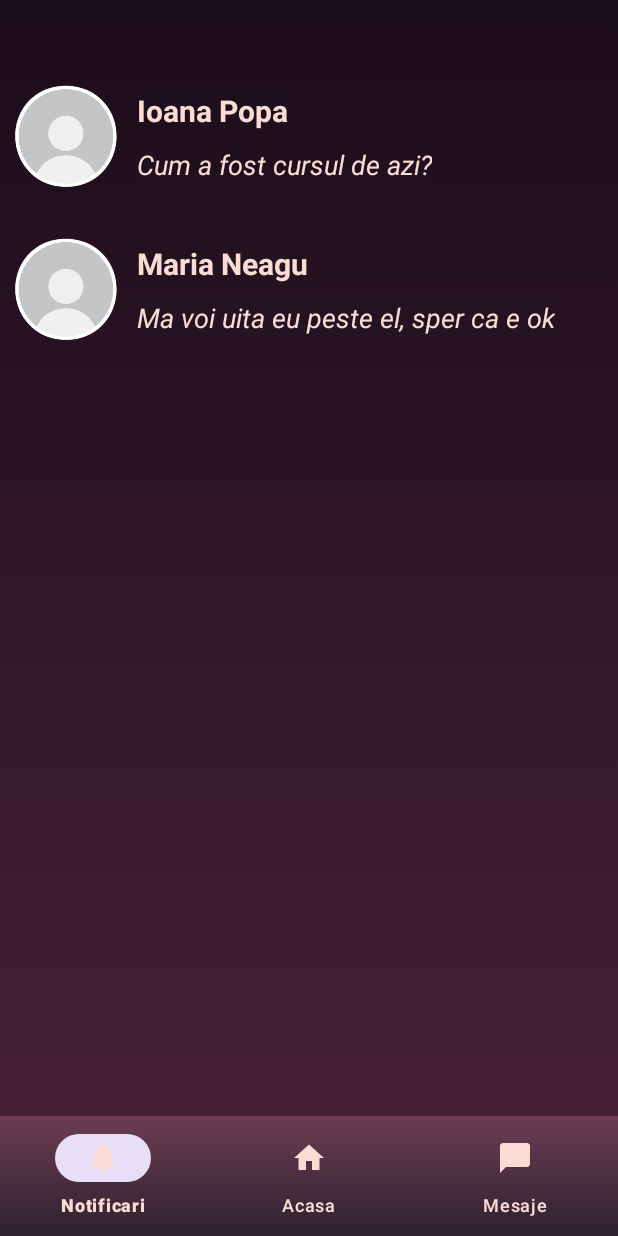
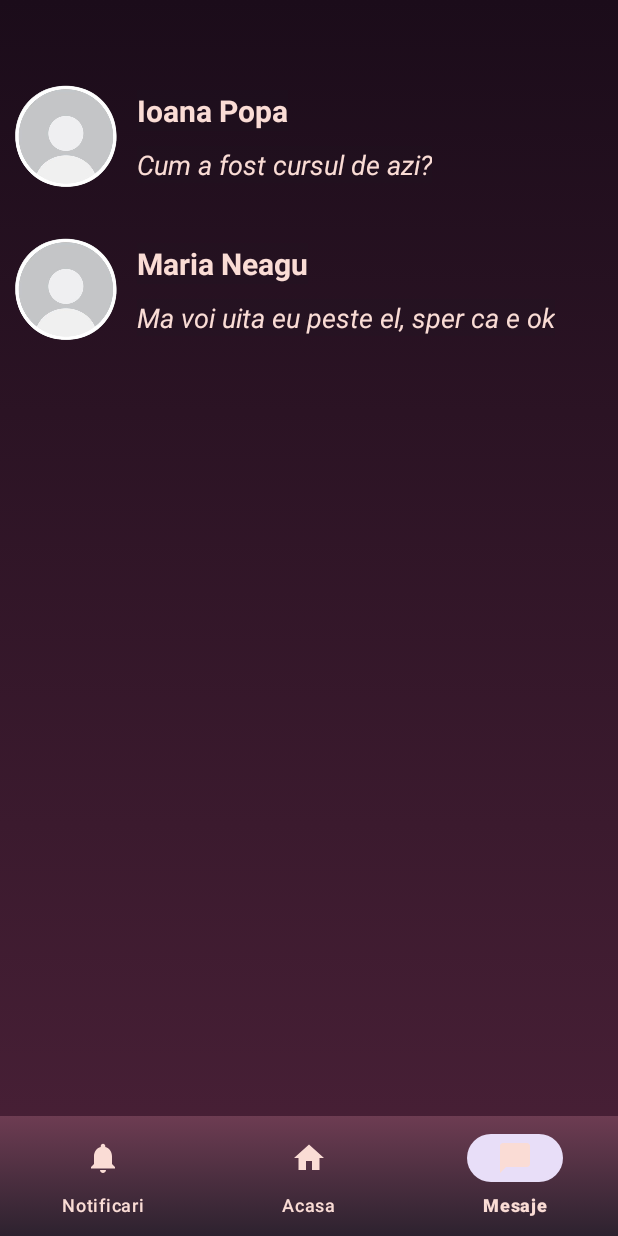
Before and after one commit to AlexandraFrij/LucrareLicenta, an Android app: the ConversationsPage screen opened directly, with no data from a screen before it, on a phone screen of 412 x 824 dp. Run offline under Robolectric (Android 15) with nearby library versions, the phone set to English and light mode, and no system bars.

Commit message:
bara meniu responsive

```diff
--- a/app/src/main/java/com/example/licenta/ConversationsPage.java
+++ b/app/src/main/java/com/example/licenta/ConversationsPage.java
@@ -1,19 +1,43 @@
 package com.example.licenta;
 
+import android.content.Intent;
 import android.os.Bundle;
-
-import androidx.activity.EdgeToEdge;
+import android.view.MenuItem;
+import androidx.annotation.NonNull;
 import androidx.appcompat.app.AppCompatActivity;
-import androidx.core.graphics.Insets;
-import androidx.core.view.ViewCompat;
-import androidx.core.view.WindowInsetsCompat;
+import com.google.android.material.bottomnavigation.BottomNavigationView;
 
 public class ConversationsPage extends AppCompatActivity {
 
     @Override
     protected void onCreate(Bundle savedInstanceState) {
         super.onCreate(savedInstanceState);
-        EdgeToEdge.enable(this);
         setContentView(R.layout.conversations_page);
+
+        BottomNavigationView bottomNavBar = findViewById(R.id.bottom_nav_bar);
+        bottomNavBar.setOnNavigationItemSelectedListener(new BottomNavigationView.OnNavigationItemSelectedListener() {
+            @Override
+            public boolean onNavigationItemSelected(@NonNull MenuItem item) {
+                return onNavigationItemSelectedHandler(item);
+            }
+        });
+
+        bottomNavBar.setSelectedItemId(R.id.messagesBtn);
+    }
+    protected boolean onNavigationItemSelectedHandler(MenuItem item) {
+        if (item.getItemId() == R.id.homeBtn) {
+            startActivity(new Intent(this, HomePage.class));
+            return true;
+
+        } else if (item.getItemId() == R.id.messagesBtn) {
+            return true;
+
+        } else if (item.getItemId() == R.id.notificationsBtn) {
+            startActivity(new Intent(this, NotificationsPage.class));
+            return true;
+
+        } else {
+            return false;
+        }
     }
 }
--- a/app/src/main/res/menu/bottom_nav_bar.xml
+++ b/app/src/main/res/menu/bottom_nav_bar.xml
@@ -2,11 +2,14 @@
 <menu xmlns:android="http://schemas.android.com/apk/res/android">
     <item
         android:title="Notificari"
-        android:icon="@drawable/baseline_notifications_24" />
+        android:icon="@drawable/baseline_notifications_24"
+        android:id="@+id/notificationsBtn"/>
     <item
         android:title="Acasa"
-        android:icon="@drawable/baseline_home_24" />
+        android:icon="@drawable/baseline_home_24"
+        android:id="@+id/homeBtn"/>
     <item
         android:title="Mesaje"
-        android:icon="@drawable/round_chat_bubble_24" />
+        android:icon="@drawable/round_chat_bubble_24"
+        android:id="@+id/messagesBtn"/>
 </menu>
```
Also changed, not shown: app/src/main/java/com/example/licenta/ChatPage.java (+20 -11 lines), app/src/main/java/com/example/licenta/EditProfilePage.java (+28 -6 lines), app/src/main/java/com/example/licenta/HomePage.java (+30 -6 lines), app/src/main/java/com/example/licenta/NotificationsPage.java (+30 -6 lines), app/src/main/java/com/example/licenta/ProfilePage.java (+28 -6 lines).
